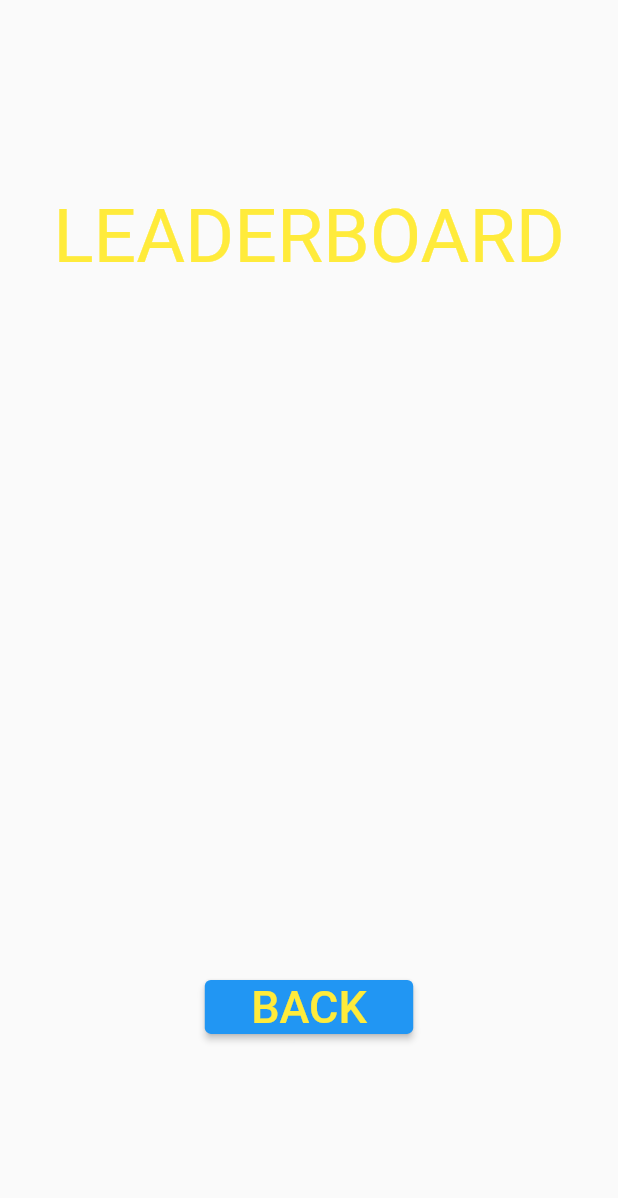
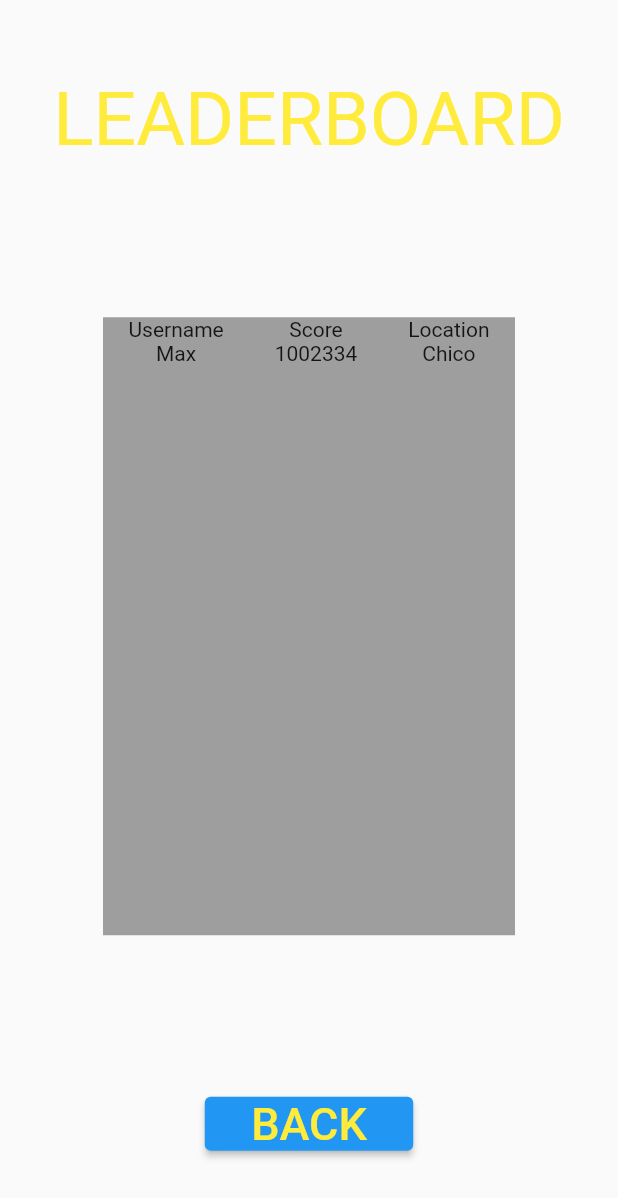
Before and after one commit to Subasamax/Pac-Man-Flutter, a Flutter app: the LEADERBOARD screen opened by its route, on a phone screen of 412 x 824 dp. Shown: the top 1198 px of the screen. Run offline on Flutter 3.47's test engine with Material 2 defaults, Android fonts, the phone set to English and light mode, and no system bars; missing offline and left inert: flame, flame_tiled.

```diff
--- a/pacman/lib/Components/player.dart
+++ b/pacman/lib/Components/player.dart
@@ -404,7 +404,6 @@ void onCollision(Set<Vector2> intersectionPoints, PositionComponent other) {
     score += 50;
     coinsCollected++;
     swapAnimations();
-
   }
 
 }
--- a/pacman/lib/Leaderboard.dart
+++ b/pacman/lib/Leaderboard.dart
@@ -7,6 +7,8 @@ class LEADERBOARD extends StatelessWidget {
   // This widget is the root of your application.
   @override
   Widget build(BuildContext context) {
+    double width = MediaQuery.of(context).size.width;
+    double height = MediaQuery.of(context).size.height;
     return  Scaffold(
       body: Center(
         // Center is a layout widget. It takes a single child and positions it
@@ -20,9 +22,45 @@ class LEADERBOARD extends StatelessWidget {
               style: TextStyle(fontSize: 50, color: Colors.yellow),
             ),
             SizedBox(
-              width: 300, // <-- Your width
-              height: 250, // <-- Your height
-              child: Column(
+              width: width/1.5, // <-- Your width
+              height: height/2, // <-- Your height
+              child:Container(
+                color: Colors.grey,
+                child:const SingleChildScrollView(
+                  child: Column(
+                    children: [
+                      Row(
+                        mainAxisAlignment: MainAxisAlignment.spaceAround,
+                        children: [
+                          Column(
+                             mainAxisAlignment: MainAxisAlignment.spaceAround,
+                            children: [
+                               Text("Username"),
+                               Text('Max'),
+                            ]
+                          ),
+                          Column(
+                             mainAxisAlignment: MainAxisAlignment.spaceAround,
+                            children: [
+                              Text("Score"),
+                              Text('1002334'),
+                            ]
+                          ),
+                          Column(
+                             mainAxisAlignment: MainAxisAlignment.spaceAround,
+                            children: [
+                              Text("Location"),
+                              Text('Chico'),
+                            ]
+                          ),
+                        ],
+                      )
+                    ],
+                  ),
+                ),
+              )
+            ),
+            Column(
                 mainAxisAlignment: MainAxisAlignment.end,
                 crossAxisAlignment: CrossAxisAlignment.center,
                 children: <Widget>[
@@ -41,7 +79,6 @@ class LEADERBOARD extends StatelessWidget {
 
                 ]
               )
-            ),
           ],
         ),
       ),
```
Also changed, not shown: pacman/lib/Home.dart (+13 -1 lines), pacman/lib/Widgets/GameOver.dart (added, +103 -0 lines), pacman/lib/Widgets/saveScore.dart (added, +124 -0 lines), pacman/lib/pac_man_game.dart (+10 -12 lines), pacman/flutter_01.png (added).
